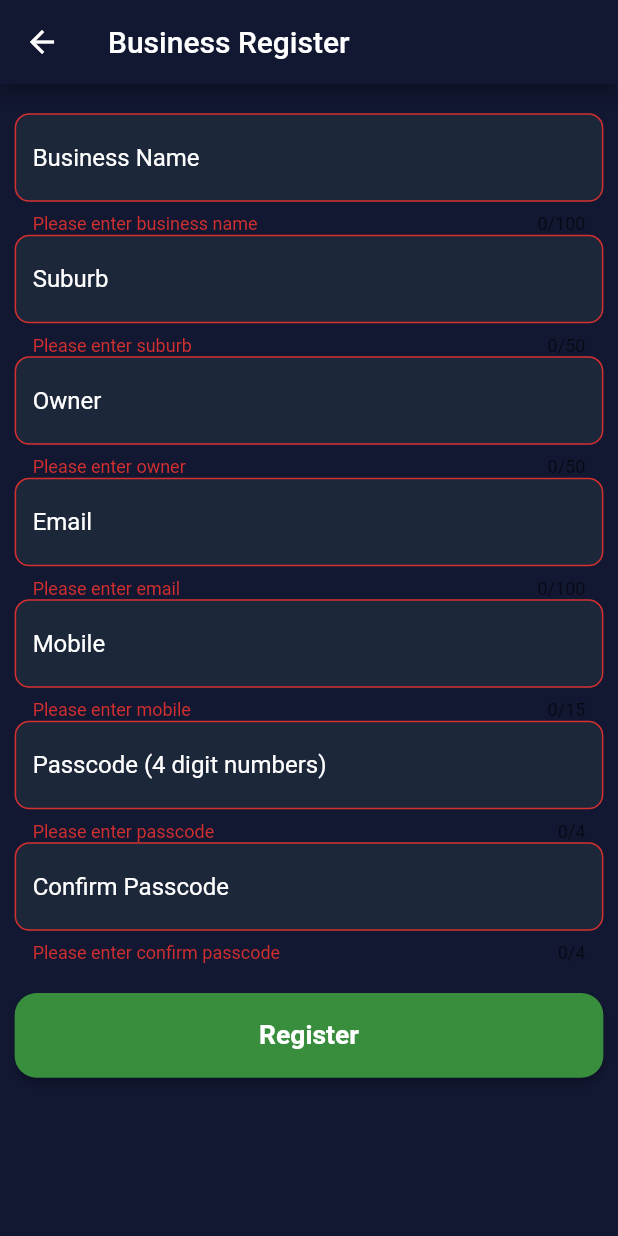
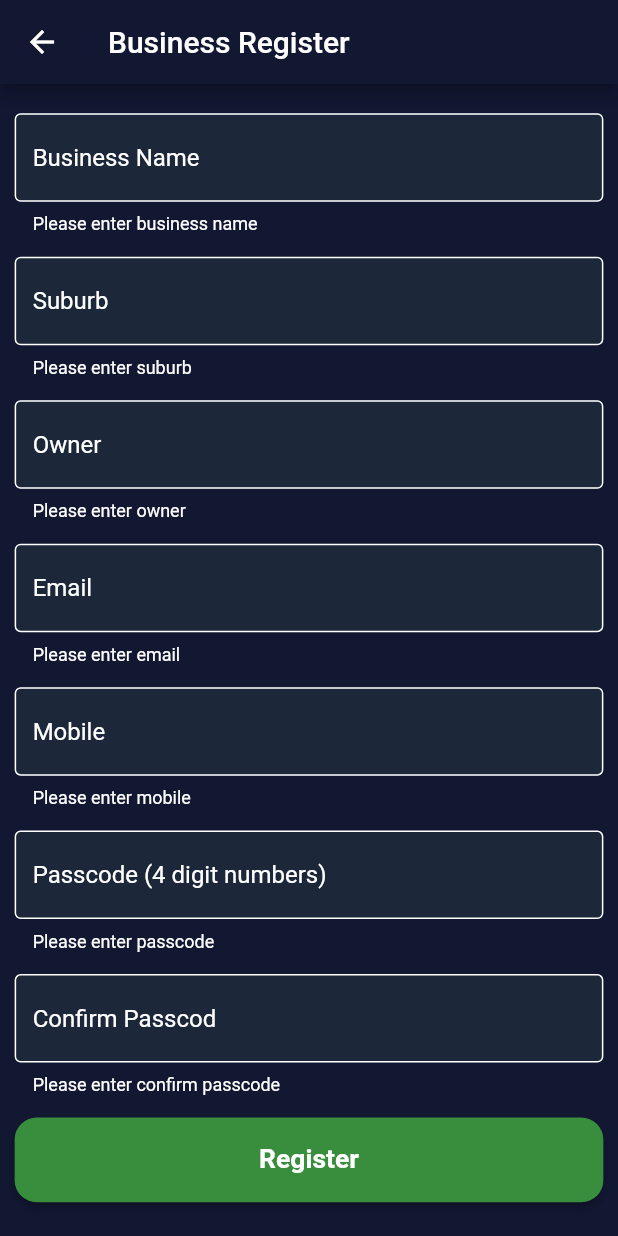
Before and after one commit to maya8624/dm_mobile, a Flutter app: the BusinessScreen screen opened directly, after a tap on "Register", on a phone screen of 412 x 824 dp. Run offline on Flutter 3.47's test engine with Material 2 defaults, Android fonts, the phone set to English and light mode, and no system bars; our stand-ins replace flutter_slidable, get, google_fonts, hive, hive_flutter, permission_handler and 1 more; missing offline and left inert: bcrypt, cron, flutter_sms; accounts and stored records are empty.

```diff
--- a/lib/components/customer/customer_text_field.dart
+++ b/lib/components/business/business_text_field.dart
@@ -2,13 +2,13 @@ import 'package:dm_mobile/utils/dimensions.dart';
 import 'package:flutter/material.dart';
 import 'package:flutter/services.dart';
 
-class CustomerTextField extends StatelessWidget {
+class BusinessTextField extends StatelessWidget {
   final String hintText;
   final int lengthLimit;
   final String message;
   final TextEditingController textEditController;
 
-  const CustomerTextField({
+  const BusinessTextField({
     super.key,
     required this.hintText,
     required this.lengthLimit,
--- /dev/null
+++ b/lib/components/common/common_text_field.dart
@@ -0,0 +1,56 @@
+import 'package:dm_mobile/utils/dimensions.dart';
+import 'package:flutter/material.dart';
+import 'package:flutter/services.dart';
+
+class CommonTextField extends StatelessWidget {
+  final String hintText;
+  final int lengthLimit;
+  final String message;
+  final TextEditingController textEditController;
+  final Color fillColor;
+  final TextInputType keyboardType;
+  final Function(String)? onChanged;
+  final bool obscureText;
+
+  const CommonTextField(
+      {super.key,
+      required this.hintText,
+      required this.lengthLimit,
+      required this.message,
+      required this.textEditController,
+      this.fillColor = const Color.fromARGB(255, 80, 79, 79),
+      this.keyboardType = TextInputType.text,
+      this.onChanged,
+      this.obscureText = false});
+
+  @override
+  Widget build(BuildContext context) {
+    return TextFormField(
+      controller: textEditController,
+      style: const TextStyle(color: Colors.white),
+      inputFormatters: [LengthLimitingTextInputFormatter(lengthLimit)],
+      keyboardType: keyboardType,
+      obscureText: obscureText,
+      decoration: InputDecoration(
+        border: OutlineInputBorder(
+          borderRadius: BorderRadius.circular(Dimensions.radius10),
+        ),
+        errorStyle: const TextStyle(color: Colors.white),
+        errorBorder: const OutlineInputBorder(
+          borderSide: BorderSide(color: Colors.white),
+        ),
+        hintText: hintText,
+        hintStyle: const TextStyle(color: Colors.white),
+        filled: true,
+        fillColor: fillColor,
+      ),
+      validator: (value) {
+        if (value == null || value.isEmpty) {
+          return message;
+        }
+        return null;
+      },
+      onChanged: onChanged,
+    );
+  }
+}
--- a/lib/components/customer/customer_modal.dart
+++ b/lib/components/customer/customer_modal.dart
@@ -6,7 +6,7 @@ import 'package:get/get.dart';
 import '../../controllers/message_controller.dart';
 import '../../models/message/message.dart';
 import '../../utils/message_types.dart';
-import 'customer_text_field.dart';
+import '../common/common_text_field.dart';
 
 class CustomerModal {
   final int count = 0;
@@ -53,21 +53,21 @@ class CustomerModal {
             mainAxisSize: MainAxisSize.min,
             crossAxisAlignment: CrossAxisAlignment.end,
             children: [
-              CustomerTextField(
+              CommonTextField(
                 hintText: "Mobile",
                 message: "Please enter mobile number",
                 lengthLimit: 15,
                 textEditController: _mobileController,
               ),
               SizedBox(height: Dimensions.height10),
-              CustomerTextField(
+              CommonTextField(
                 hintText: "Name",
                 message: "Please enter name",
                 lengthLimit: 30,
                 textEditController: _nameController,
               ),
               SizedBox(height: Dimensions.height10),
-              CustomerTextField(
+              CommonTextField(
                 hintText: "Order No",
                 message: "PPlease enter order number",
                 lengthLimit: 10,
--- a/lib/controllers/message_controller.dart
+++ b/lib/controllers/message_controller.dart
@@ -2,6 +2,7 @@ import 'dart:convert';
 
 import 'package:get/get.dart';
 import 'package:hive/hive.dart';
+import 'package:intl/intl.dart';
 
 import '../models/customer/customer.dart';
 import '../models/message/message.dart';
@@ -81,8 +82,14 @@ class MessageController extends GetxController {
           updatedAt: message.updatedAt);
     });
 
+    final year = DateTime.now().year;
+    final month = DateTime.now().month;
+    final day = DateTime.now().day;
+    final today = DateTime(year, month, day);
+
     var messages = data
         .where((element) => element.messageType != MessageTypes.completed)
+        .where((element) => element.createdAt.compareTo(today) >= 0)
         .toList();
 
     _messages = RxList<MessageView>.from(messages);
--- a/lib/models/business/business.dart
+++ b/lib/models/business/business.dart
@@ -26,10 +26,10 @@ class Business {
   String passcode;
 
   @HiveField(7)
-  DateTime createdAt = DateTime.now().toUtc();
+  DateTime createdAt = DateTime.now();
 
   @HiveField(8)
-  DateTime updatedAt = DateTime.now().toUtc();
+  DateTime updatedAt = DateTime.now();
 
   Business({
     required this.email,
--- a/lib/models/message/message.dart
+++ b/lib/models/message/message.dart
@@ -21,10 +21,10 @@ class Message {
   bool? isSent;
 
   @HiveField(5)
-  DateTime createdAt = DateTime.now().toUtc();
+  DateTime createdAt = DateTime.now();
 
   @HiveField(6)
-  DateTime updatedAt = DateTime.now().toUtc();
+  DateTime updatedAt = DateTime.now();
 
   Message({
     required this.messageType,
--- a/lib/screens/business_screen.dart
+++ b/lib/screens/business_screen.dart
@@ -1,4 +1,5 @@
 import 'package:bcrypt/bcrypt.dart';
+import 'package:dm_mobile/components/common/common_text_field.dart';
 import 'package:dm_mobile/models/business/business.dart';
 import 'package:dm_mobile/screens/message_screen.dart';
 import 'package:dm_mobile/utils/wordings.dart';
@@ -32,16 +33,15 @@ class _BusinessScreenState extends State<BusinessScreen> {
   Future<void> _saveBusiness() async {
     final passcode1 = _passcodeController.text;
     final passcode2 = _confirmPasscodeController.text;
-    _verifyPasscode(passcode1, passcode2);
+    final hashPasscode = _generateHashPasscode(passcode1);
 
-    final hashpasscode = _generateHashPasscode(passcode1);
     final business = Business(
       name: _nameController.text,
       suburb: _suburbController.text,
       owner: _ownerController.text,
       email: _emailController.text,
       mobile: _mobileController.text,
-      passcode: hashpasscode,
+      passcode: hashPasscode,
     );
 
     await _businessBox.add(business);
@@ -74,8 +74,11 @@ class _BusinessScreenState extends State<BusinessScreen> {
     await _businessBox.putAt(0, updatedBusiness);
   }
 
-  void _verifyPasscode(String passcode1, String passcode2) {
-    if (passcode1 != passcode2) {
+  bool _verifyPasscode() {
+    final passcode = _passcodeController.text;
+    final confirmPasscode = _confirmPasscodeController.text;
+
+    if (passcode != confirmPasscode) {
       Get.snackbar(
         "passcode",
         "passcode and confirm passcode must be the same",
@@ -83,7 +86,9 @@ class _BusinessScreenState extends State<BusinessScreen> {
         backgroundColor: Colors.red,
         colorText: Colors.white,
       );
+      return false;
     }
+    return true;
   }
 
   void _passcodeConfirmation(String confirmPasscode) {
@@ -137,164 +142,78 @@ class _BusinessScreenState extends State<BusinessScreen> {
           child: SingleChildScrollView(
             child: Column(
               children: [
-                TextFormField(
-                  controller: _nameController,
-                  validator: (value) {
-                    if (value == null || value.isEmpty) {
-                      return 'Please enter business name';
-                    }
-                  },
-                  style: const TextStyle(color: Colors.white),
-                  maxLength: 100,
-                  decoration: InputDecoration(
-                      border: OutlineInputBorder(
-                        borderRadius: BorderRadius.circular(
-                          Dimensions.radius10,
-                        ),
-                      ),
-                      hintText: "Business Name",
-                      hintStyle: const TextStyle(color: Colors.white),
-                      filled: true,
-                      fillColor: const Color.fromRGBO(29, 39, 58, 100)),
+                CommonTextField(
+                  hintText: "Business Name",
+                  lengthLimit: 100,
+                  message: "Please enter business name",
+                  textEditController: _nameController,
+                  fillColor: const Color.fromRGBO(29, 39, 58, 100),
                 ),
-                TextFormField(
-                  controller: _suburbController,
-                  validator: (value) {
-                    if (value == null || value.isEmpty) {
-                      return 'Please enter suburb';
-                    }
-                  },
-                  style: const TextStyle(color: Colors.white),
-                  maxLength: 50,
-                  decoration: InputDecoration(
-                      border: OutlineInputBorder(
-                        borderRadius:
-                            BorderRadius.circular(Dimensions.radius10),
-                      ),
-                      hintText: "Suburb",
-                      hintStyle: const TextStyle(color: Colors.white),
-                      filled: true,
-                      fillColor: const Color.fromRGBO(29, 39, 58, 100)),
+                SizedBox(height: Dimensions.height15),
+                CommonTextField(
+                  hintText: "Suburb",
+                  lengthLimit: 50,
+                  message: "Please enter suburb",
+                  textEditController: _suburbController,
+                  fillColor: const Color.fromRGBO(29, 39, 58, 100),
                 ),
-                TextFormField(
-                  controller: _ownerController,
-                  validator: (value) {
-                    if (value == null || value.isEmpty) {
-                      return 'Please enter owner';
-                    }
-                  },
-                  style: const TextStyle(color: Colors.white),
-                  maxLength: 50,
-                  decoration: InputDecoration(
-                      border: OutlineInputBorder(
-                        borderRadius:
-                            BorderRadius.circular(Dimensions.radius10),
-                      ),
-                      hintText: "Owner",
-                      hintStyle: const TextStyle(color: Colors.white),
-                      filled: true,
-                      fillColor: const Color.fromRGBO(29, 39, 58, 100)),
+                SizedBox(height: Dimensions.height15),
+                CommonTextField(
+                  hintText: "Owner",
+                  lengthLimit: 50,
+                  message: "Please enter owner",
+                  textEditController: _ownerController,
+                  fillColor: const Color.fromRGBO(29, 39, 58, 100),
                 ),
-                TextFormField(
-                  controller: _emailController,
-                  validator: (value) {
-                    if (value == null || value.isEmpty) {
-                      return 'Please enter email';
-                    }
-                    return null;
-                  },
-                  style: const TextStyle(color: Colors.white),
-                  maxLength: 100,
-                  keyboardType: TextInputType.phone,
-                  decoration: InputDecoration(
-                      border: OutlineInputBorder(
-                        borderRadius: BorderRadius.circular(
-                          Dimensions.radius10,
-                        ),
-                      ),
-                      hintText: "Email",
-                      hintStyle: const TextStyle(color: Colors.white),
-                      filled: true,
-                      fillColor: const Color.fromRGBO(29, 39, 58, 100)),
+                SizedBox(height: Dimensions.height15),
+                CommonTextField(
+                  hintText: "Email",
+                  lengthLimit: 100,
+                  message: "Please enter email",
+                  textEditController: _emailController,
+                  fillColor: const Color.fromRGBO(29, 39, 58, 100),
+                  keyboardType: TextInputType.emailAddress,
                 ),
-                TextFormField(
-                  controller: _mobileController,
-                  validator: (value) {
-                    if (value == null || value.isEmpty) {
-                      return 'Please enter mobile';
-                    }
-                    return null;
-                  },
-                  style: const TextStyle(color: Colors.white),
-                  maxLength: 15,
+                SizedBox(height: Dimensions.height15),
+                CommonTextField(
+                  hintText: "Mobile",
+                  lengthLimit: 15,
+                  message: "Please enter mobile",
+                  textEditController: _mobileController,
+                  fillColor: const Color.fromRGBO(29, 39, 58, 100),
                   keyboardType: TextInputType.number,
-                  decoration: InputDecoration(
-                      border: OutlineInputBorder(
-                        borderRadius: BorderRadius.circular(
-                          Dimensions.radius10,
-                        ),
-                      ),
-                      hintText: "Mobile",
-                      hintStyle: const TextStyle(color: Colors.white),
-                      filled: true,
-                      fillColor: const Color.fromRGBO(29, 39, 58, 100)),
                 ),
+                SizedBox(height: Dimensions.height15),
                 Visibility(
                   visible: _isUpdated ? false : true,
-                  child: TextFormField(
-                    controller: _passcodeController,
-                    validator: (value) {
-                      if (value == null || value.isEmpty) {
-                        return 'Please enter passcode';
-                      }
-                      return null;
-                    },
-                    style: const TextStyle(color: Colors.white),
-                    maxLength: 4,
+                  child: CommonTextField(
+                    hintText: "Passcode (4 digit numbers)",
+                    lengthLimit: 4,
+                    message: "Please enter passcode",
+                    textEditController: _passcodeController,
+                    fillColor: const Color.fromRGBO(29, 39, 58, 100),
                     keyboardType: TextInputType.number,
                     obscureText: true,
-                    decoration: InputDecoration(
-                        border: OutlineInputBorder(
-                          borderRadius:
-                              BorderRadius.circular(Dimensions.radius10),
-                        ),
-                        hintText: "Passcode (4 digit numbers)",
-                        hintStyle: const TextStyle(color: Colors.white),
-                        filled: true,
-                        fillColor: const Color.fromRGBO(29, 39, 58, 100)),
                   ),
                 ),
+                SizedBox(height: Dimensions.height15),
                 Visibility(
                   visible: _isUpdated ? false : true,
-                  child: TextFormField(
-                    controller: _confirmPasscodeController,
-                    validator: (value) {
-                      if (value == null || value.isEmpty) {
-                        return 'Please enter confirm passcode';
-                      }
-                      return null;
-                    },
-                    style: const TextStyle(color: Colors.white),
-                    maxLength: 4,
+                  child: CommonTextField(
+                    hintText: "Confirm Passcod",
+                    lengthLimit: 4,
+                    message: "Please enter confirm passcode",
+                    textEditController: _confirmPasscodeController,
+                    fillColor: const Color.fromRGBO(29, 39, 58, 100),
                     keyboardType: TextInputType.number,
                     obscureText: true,
-                    decoration: InputDecoration(
-                        border: OutlineInputBorder(
-                          borderRadius: BorderRadius.circular(
-                            Dimensions.radius10,
-                          ),
-                        ),
-                        hintText: "Confirm Passcode",
-                        hintStyle: const TextStyle(color: Colors.white),
-                        filled: true,
-                        fillColor: const Color.fromRGBO(29, 39, 58, 100)),
                     onChanged: (String value) {
                       //OR showDialog instead of snackbar
                       _passcodeConfirmation(value);
                     },
                   ),
                 ),
-                SizedBox(height: Dimensions.height20),
+                SizedBox(height: Dimensions.height15),
                 SizedBox(
                   height: Dimensions.height60,
                   width: 400,
@@ -307,6 +226,9 @@ class _BusinessScreenState extends State<BusinessScreen> {
                       ),
                     ),
                     onPressed: () {
+                      final passcodeVerified = _verifyPasscode();
+                      if (passcodeVerified == false) return;
+
                       if (_formKey.currentState!.validate()) {
                         _isUpdated ? _updateBusiness() : _saveBusiness();
 
--- a/lib/screens/verification_screen.dart
+++ b/lib/screens/verification_screen.dart
@@ -114,9 +114,7 @@ class _VerificationScreenState extends State<VerificationScreen> {
                   }
                   Navigator.pushReplacement(
                     context,
-                    MaterialPageRoute(
-                      builder: (context) => MessageScreen(),
-                    ),
+                    MaterialPageRoute(builder: (context) => MessageScreen()),
                   );
                   return null;
                 },
```
